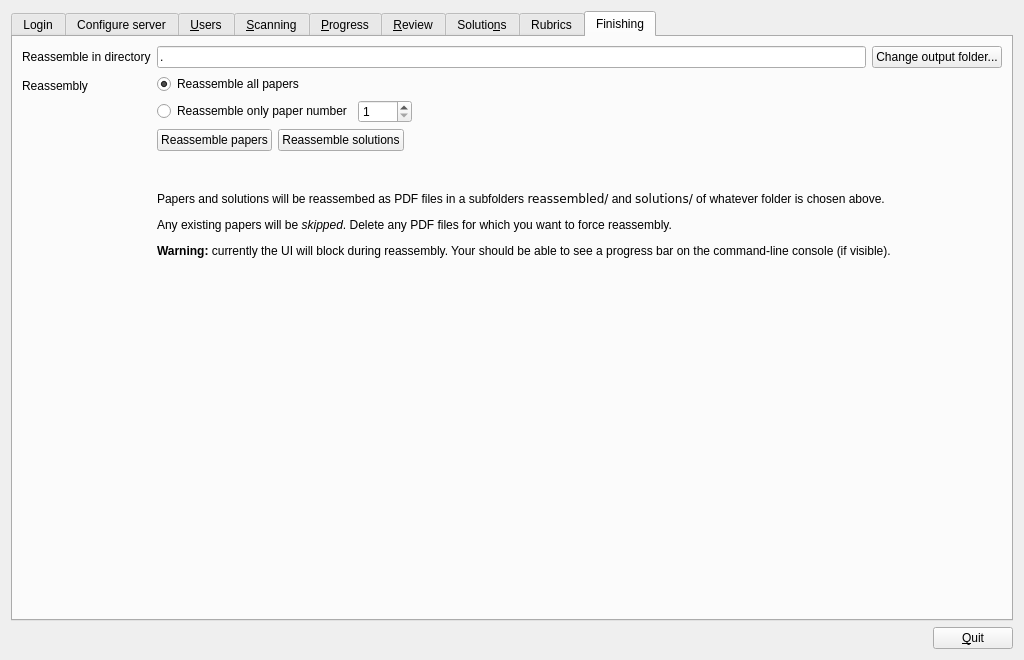
Old version of the form qtCreatorFiles/ui_manager.ui in the repository plomgrading/plom.
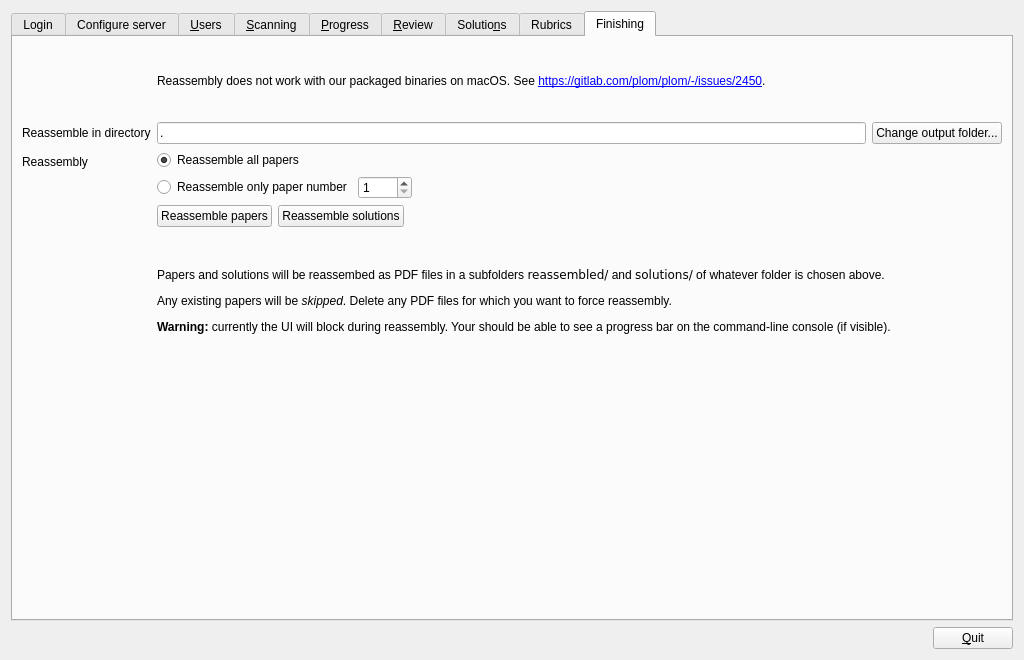
New version of the form. The open tabs and pages were chosen to show the change.

Commit message: Note in UI that macOS reassembly broken in binaries

What changed in the file:
```diff
--- a/qtCreatorFiles/ui_manager.ui
+++ b/qtCreatorFiles/ui_manager.ui
@@ -2709,6 +2709,16 @@
          </property>
         </spacer>
        </item>
+       <item row="0" column="1">
+        <widget class="QLabel" name="label_31">
+         <property name="text">
+          <string>&lt;p&gt;Reassembly does not work with our packaged binaries on macOS.  See &lt;a href=&quot;https://gitlab.com/plom/plom/-/issues/2450&quot;&gt;https://gitlab.com/plom/plom/-/issues/2450&lt;/a&gt;.&lt;/p&gt;</string>
+         </property>
+         <property name="wordWrap">
+          <bool>true</bool>
+         </property>
+        </widget>
+       </item>
       </layout>
      </widget>
     </widget>
```
The commit also changes 1 other file.
